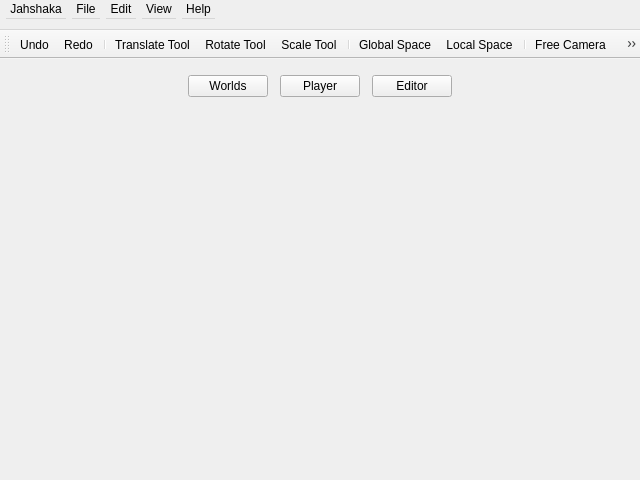
Above: src/mainwindow.ui from jahshaka/Studio before the change. Below: the same form after it.
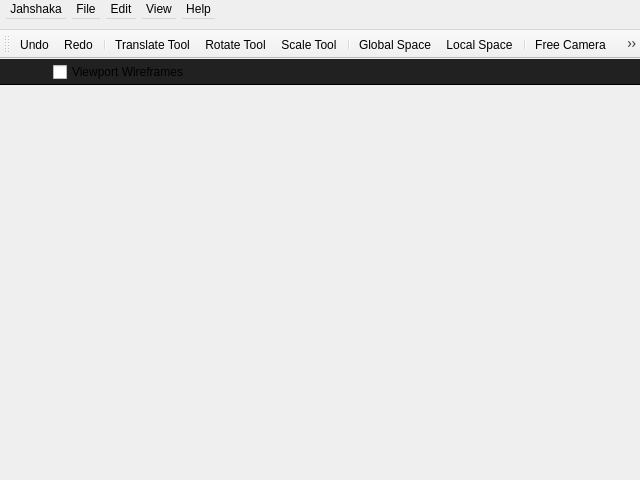
That is the form after the change. Icons and pictures are not drawn.

Diff of the .ui file:
```diff
--- a/src/mainwindow.ui
+++ b/src/mainwindow.ui
@@ -563,11 +563,26 @@
     <property name="bottomMargin">
      <number>0</number>
     </property>
-    <property name="spacing">
-     <number>0</number>
-    </property>
     <item row="0" column="0">
-     <widget class="QWidget" name="header" native="true">
+     <widget class="QWidget" name="backgroundscene" native="true">
+      <layout class="QVBoxLayout" name="verticalLayout_2">
+       <property name="spacing">
+        <number>0</number>
+       </property>
+       <property name="leftMargin">
+        <number>0</number>
+       </property>
+       <property name="topMargin">
+        <number>0</number>
+       </property>
+       <property name="rightMargin">
+        <number>0</number>
+       </property>
+       <property name="bottomMargin">
+        <number>0</number>
+       </property>
+       <item>
+        <widget class="QWidget" name="controlBar" native="true">
       <property name="sizePolicy">
        <sizepolicy hsizetype="Preferred" vsizetype="Fixed">
         <horstretch>0</horstretch>
@@ -577,36 +592,69 @@
       <property name="minimumSize">
        <size>
         <width>0</width>
-        <height>54</height>
+           <height>0</height>
        </size>
       </property>
       <property name="maximumSize">
        <size>
         <width>16777215</width>
-        <height>16777215</height>
+           <height>26</height>
        </size>
       </property>
       <property name="styleSheet">
-       <string notr="true"/>
-      </property>
-      <layout class="QHBoxLayout" name="horizontalLayout_2" stretch="0,0,0,0,0">
+          <string notr="true">#controlBar {
+	background: #212121;
+	border-bottom: 1px solid black;
+}</string>
+         </property>
+         <layout class="QHBoxLayout" name="horizontalLayout">
        <property name="spacing">
         <number>12</number>
        </property>
        <property name="leftMargin">
-        <number>0</number>
+           <number>9</number>
        </property>
        <property name="topMargin">
         <number>0</number>
        </property>
        <property name="rightMargin">
-        <number>0</number>
+           <number>9</number>
        </property>
        <property name="bottomMargin">
         <number>0</number>
        </property>
        <item>
-        <spacer name="horizontalSpacer_2">
+           <widget class="QPushButton" name="screenshotBtn">
+            <property name="toolTip">
+             <string>Take a screenshot of the scene</string>
+            </property>
+            <property name="toolTipDuration">
+             <number>0</number>
+            </property>
+            <property name="styleSheet">
+             <string notr="true">background: transparent; border: 0</string>
+            </property>
+            <property name="text">
+             <string/>
+            </property>
+            <property name="icon">
+             <iconset resource="../app/icons.qrc">
+              <normaloff>:/icons/camera.svg</normaloff>:/icons/camera.svg</iconset>
+            </property>
+           </widget>
+          </item>
+          <item>
+           <widget class="QCheckBox" name="wireCheck">
+            <property name="text">
+             <string>Viewport Wireframes</string>
+            </property>
+            <property name="tristate">
+             <bool>false</bool>
+            </property>
+           </widget>
+          </item>
+          <item>
+           <spacer name="horizontalSpacer">
          <property name="orientation">
           <enum>Qt::Horizontal</enum>
          </property>
@@ -619,58 +667,66 @@
         </spacer>
        </item>
        <item>
-        <widget class="QPushButton" name="worlds_menu">
-         <property name="cursor">
-          <cursorShape>PointingHandCursor</cursorShape>
+           <widget class="QPushButton" name="homeBtn">
+            <property name="styleSheet">
+             <string notr="true">background: transparent; border: 0</string>
          </property>
          <property name="text">
-          <string>Worlds</string>
-         </property>
+             <string/>
+            </property>
+            <property name="icon">
+             <iconset resource="../app/icons.qrc">
+              <normaloff>:/icons/home.svg</normaloff>:/icons/home.svg</iconset>
+            </property>
         </widget>
        </item>
        <item>
-        <widget class="QPushButton" name="player_menu">
+           <widget class="QPushButton" name="playSceneBtn">
          <property name="cursor">
           <cursorShape>PointingHandCursor</cursorShape>
          </property>
-         <property name="text">
-          <string>Player</string>
-         </property>
-        </widget>
-       </item>
-       <item>
-        <widget class="QPushButton" name="editor_menu">
-         <property name="cursor">
-          <cursorShape>PointingHandCursor</cursorShape>
-         </property>
+            <property name="toolTip">
+             <string>Play scene</string>
+            </property>
+            <property name="toolTipDuration">
+             <number>0</number>
+            </property>
+            <property name="styleSheet">
+             <string notr="true">background: transparent; border: 0</string>
+            </property>
          <property name="text">
-          <string>Editor</string>
-         </property>
-        </widget>
-       </item>
-       <item>
-        <spacer name="horizontalSpacer_4">
-         <property name="orientation">
-          <enum>Qt::Horizontal</enum>
-         </property>
-         <property name="sizeHint" stdset="0">
-          <size>
-           <width>40</width>
-           <height>20</height>
-          </size>
-         </property>
-        </spacer>
+             <string/>
+            </property>
+            <property name="icon">
+             <iconset resource="../app/icons.qrc">
+              <normaloff>:/icons/g_play.svg</normaloff>:/icons/g_play.svg</iconset>
+            </property>
+            <property name="flat">
+             <bool>true</bool>
+            </property>
+           </widget>
        </item>
       </layout>
      </widget>
     </item>
-    <item row="1" column="0">
-     <widget class="QStackedWidget" name="stackedWidget">
-      <property name="currentIndex">
-       <number>0</number>
-      </property>
-      <widget class="QWidget" name="page"/>
-      <widget class="QWidget" name="page_2"/>
+       <item>
+        <widget class="QWidget" name="sceneContainer" native="true">
+         <property name="focusPolicy">
+          <enum>Qt::ClickFocus</enum>
+         </property>
+         <widget class="QTextBrowser" name="textBrowser">
+          <property name="geometry">
+           <rect>
+            <x>820</x>
+            <y>-20</y>
+            <width>256</width>
+            <height>192</height>
+           </rect>
+          </property>
+         </widget>
+        </widget>
+       </item>
+      </layout>
      </widget>
     </item>
    </layout>
```
Left out of the diff: 52 changed lines with no effect on the pictures. Lines whose indentation alone changed are shown as unchanged.
